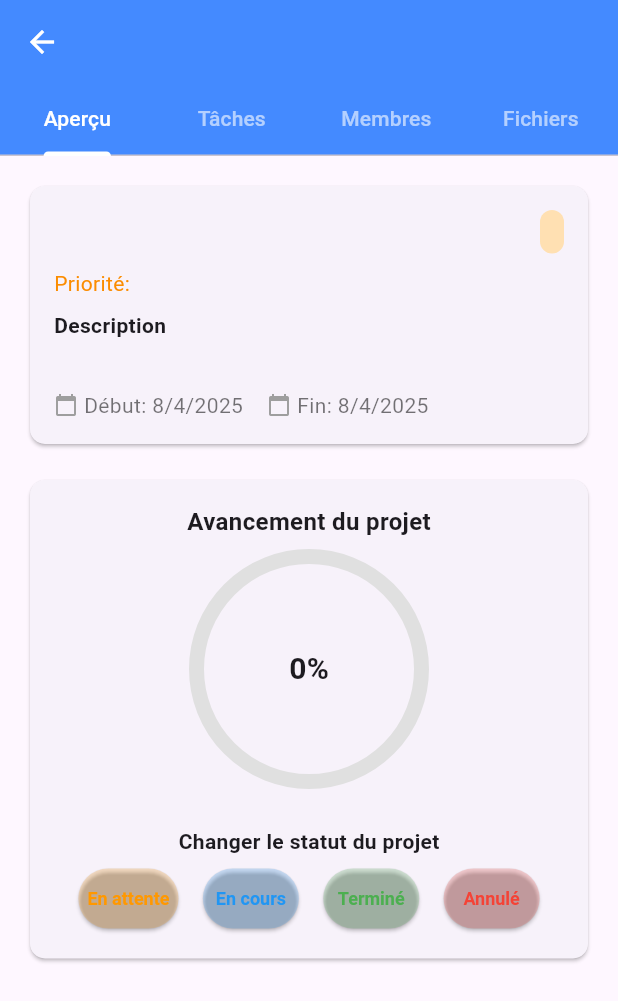
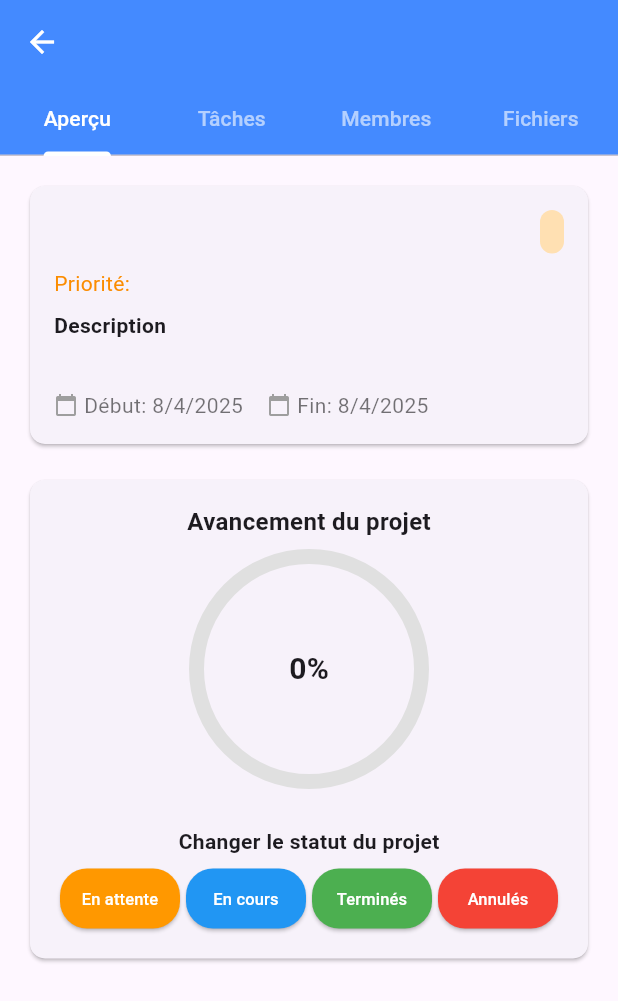
Before and after one commit to thieka1/projet_flutter, a Flutter app: the ProfilProjectPage screen opened directly with empty values, on a phone screen of 412 x 824 dp. Shown: the top 1001 px of the screen. Run offline on Flutter 3.47's test engine with Material 3 defaults, Android fonts, the light colour scheme and no system bars; our stand-ins replace cloud_firestore, device_info_plus, file_picker, firebase_auth, firebase_core, firebase_storage and 1 more; accounts and stored records are empty.

Commit message:
mise a jour statut du projet

```diff
--- a/lib/screens/Detais_project_screen.dart
+++ b/lib/screens/Detais_project_screen.dart
@@ -74,11 +74,14 @@ class _ProfilProjectPageState extends State<ProfilProjectPage>
   }
 
   Widget _buildApercuTab(Project project) {
+    double progress = _getProgressForStatus(project.status); // Définir le progrès basé sur le statut
+
     return Padding(
       padding: EdgeInsets.all(16),
       child: Column(
         crossAxisAlignment: CrossAxisAlignment.start,
         children: [
+          // Première carte : Détails du projet
           Card(
             shape: RoundedRectangleBorder(borderRadius: BorderRadius.circular(10)),
             child: Padding(
@@ -106,19 +109,16 @@ class _ProfilProjectPageState extends State<ProfilProjectPage>
                       ),
                     ],
                   ),
-                  Column(
-                    crossAxisAlignment: CrossAxisAlignment.start,
-                    children: [
                   SizedBox(height: 10),
                   Text(
                     "Priorité: ${project.priority}",
                     style: TextStyle(color: Colors.orange[600]),
                   ),
-                      SizedBox(height: 8), // Espacement entre la priorité et la description
+                  SizedBox(height: 8),
                   Text("Description", style: TextStyle(fontWeight: FontWeight.bold)),
-                      SizedBox(height: 4), // Espacement entre "Description" et la description
+                  SizedBox(height: 4),
                   Text(project.description, style: TextStyle(color: Colors.black54)),
-                      SizedBox(height: 8), // Espacement entre la description et les dates
+                  SizedBox(height: 8),
                   Row(
                     children: [
                       Icon(Icons.calendar_today, size: 16, color: Colors.grey),
@@ -137,13 +137,13 @@ class _ProfilProjectPageState extends State<ProfilProjectPage>
                     ],
                   ),
                 ],
-                  )
-
-                ],
               ),
             ),
           ),
+
           SizedBox(height: 16),
+
+          // Deuxième carte : Avancement + boutons statut
           Card(
             shape: RoundedRectangleBorder(borderRadius: BorderRadius.circular(10)),
             child: Padding(
@@ -159,7 +159,7 @@ class _ProfilProjectPageState extends State<ProfilProjectPage>
                         width: 150,
                         height: 150,
                         child: CircularProgressIndicator(
-                          value: progress / 100, // Convertir en pourcentage
+                          value: progress / 100,
                           strokeWidth: 10,
                           backgroundColor: Colors.grey[300],
                           valueColor: AlwaysStoppedAnimation(Colors.blueAccent),
@@ -174,12 +174,13 @@ class _ProfilProjectPageState extends State<ProfilProjectPage>
                   Row(
                     mainAxisAlignment: MainAxisAlignment.spaceEvenly,
                     children: [
-                      _statusButton("En attente", Colors.orange, fontSize: 12),
-                      _statusButton("En cours", Colors.blue, fontSize: 12),
-                      _statusButton("Terminé", Colors.green, fontSize: 12),
-                      _statusButton("Annulé", Colors.red, fontSize: 12),
+                      _statusButton(project, "En attente", Colors.orange),
+                      _statusButton(project, "En cours", Colors.blue),
+                      _statusButton(project, "Terminés", Colors.green),
+                      _statusButton(project, "Annulés", Colors.red),
                     ],
                   ),
+
                 ],
               ),
             ),
@@ -188,38 +189,67 @@ class _ProfilProjectPageState extends State<ProfilProjectPage>
       ),
     );
   }
+  Widget _statusButton(Project project, String status, Color color) {
+    return Builder(
+      builder: (context) {
+        final isActive = project.status == status;
 
-  Widget _statusButton(String status, Color color, {double fontSize = 14}) {
-    return ElevatedButton(
-      style: ElevatedButton.styleFrom(
-        backgroundColor: color.withOpacity(0.2),
-        foregroundColor: color,
-        padding: EdgeInsets.symmetric(horizontal: 6, vertical: 4),
-        shape: RoundedRectangleBorder(borderRadius: BorderRadius.circular(25)),
-        textStyle: TextStyle(fontSize: fontSize, fontWeight: FontWeight.bold),
+        return SizedBox(
+          width: 80, // ← Réduit la taille du bouton
+          child: ElevatedButton(
+            onPressed: isActive
+                ? null
+                : () {
+              Provider.of<ProjectProvider>(context, listen: false)
+                  .updateProjectStatus(project.id, status)
+                  .then((_) {
+                ScaffoldMessenger.of(context).showSnackBar(
+                  SnackBar(
+                    content: Text('Statut mis à jour en "$status"'),
+                    backgroundColor: Colors.green,
                   ),
-      onPressed: () {
-        setState(() {
-          projectStatus = status;
-          progress = _getProgressForStatus(status);
+                );
+              }).catchError((error) {
+                ScaffoldMessenger.of(context).showSnackBar(
+                  SnackBar(
+                    content: Text('Erreur: ${error.toString()}'),
+                    backgroundColor: Colors.red,
+                  ),
+                );
               });
             },
-      child: Text(status),
+            style: ElevatedButton.styleFrom(
+              backgroundColor: isActive ? color.withOpacity(0.5) : color,
+              shape: RoundedRectangleBorder(
+                borderRadius: BorderRadius.circular(18),
+              ),
+              padding: EdgeInsets.symmetric(horizontal: 8, vertical: 8), // réduit la hauteur aussi
+            ),
+            child: Text(
+              status,
+              textAlign: TextAlign.center,
+              style: TextStyle(color: Colors.white, fontSize: 11),
+            ),
+          ),
+        );
+      },
     );
   }
+
 
   double _getProgressForStatus(String status) {
     switch (status) {
       case "En cours":
         return 50;
-      case "Terminé":
+      case "Terminés":
         return 100;
-      case "Annulé":
+      case "Annulés":
         return 0;
       default:
         return 0;
     }
   }
+
   Widget _buildTasksTab(String projectId) {
     return Consumer<TacheProvider>(
       builder: (context, tacheProvider, _) {
--- a/lib/screens/home_screen.dart
+++ b/lib/screens/home_screen.dart
@@ -227,7 +227,7 @@ class _HomeScreenState extends State<HomeScreen> with SingleTickerProviderStateM
                   mainAxisAlignment: MainAxisAlignment.spaceBetween,
                   children: [
                     Text(
-                      "0% terminé",
+                      "0% En attente",
                       style: TextStyle(
                         fontSize: 12,
                         color: Colors.grey[600],
```
Also changed, not shown: lib/provider/project_provider.dart (+25 -0 lines). Lines whose indentation alone changed are shown as unchanged.
